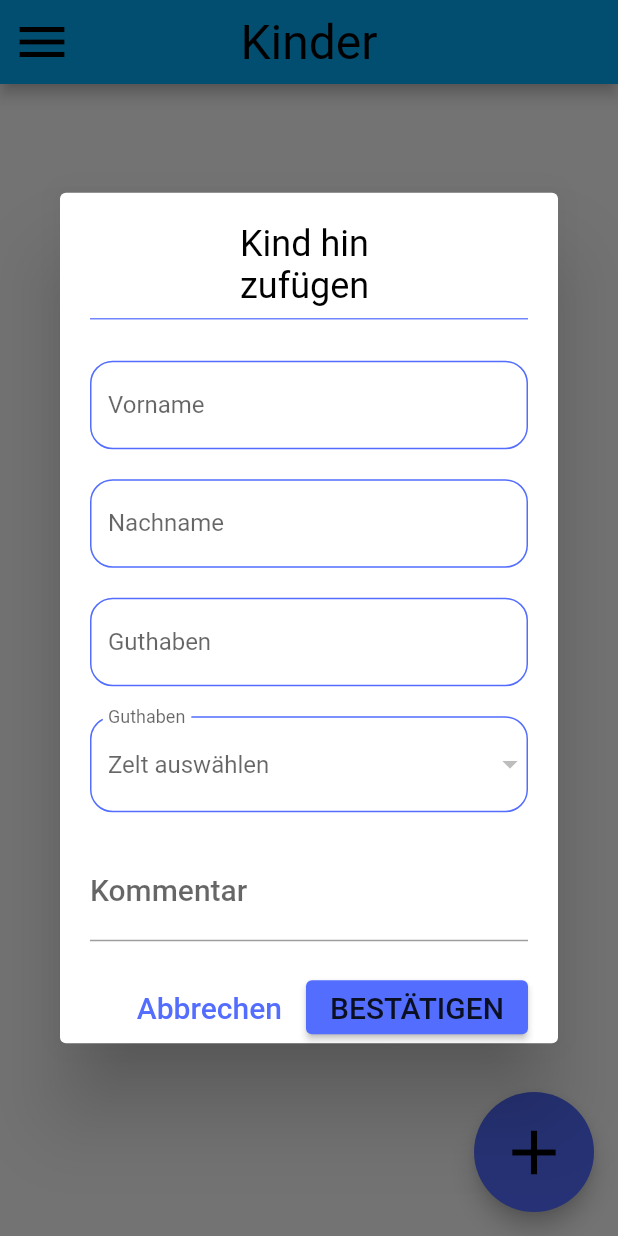
After one commit to Filip-Boron/Kiosk, a Flutter app: the KinderScreen screen opened by its route, after a tap on the "add" icon, on a phone screen of 412 x 824 dp. The commit adds this screen. Run offline on Flutter 3.47's test engine with Material 2 defaults, Android fonts, the phone set to English and light mode, and no system bars; our stand-ins replace equatable, flutter_bloc, fluttertoast.

Commit message:
#2 Kinder Add

```diff
--- a/lib/main.dart
+++ b/lib/main.dart
@@ -1,6 +1,8 @@
 import 'package:flutter/material.dart';
 import 'package:flutter_bloc/flutter_bloc.dart';
 import 'package:kiosk/config/theme.dart';
+import 'package:kiosk/modules/kinder/logic/kinder_cubit.dart';
+import 'package:kiosk/modules/kinder/presentation/kinder_screen.dart';
 import 'package:kiosk/modules/shop/presentation/screens/shop_screen.dart';
 import 'package:kiosk/modules/zelte/logic/zelte_cubit.dart';
 import 'package:kiosk/modules/zelte/presentation/zelte_screen.dart';
@@ -19,7 +21,12 @@ class MyApp extends StatelessWidget {
       providers: [
         BlocProvider<ZelteCubit>(
           create: (context) {
-            return ZelteCubit();
+            return ZelteCubit()..fetchData();
+          },
+        ),
+        BlocProvider<KinderCubit>(
+          create: (context) {
+            return KinderCubit()..fetchData();
           },
         )
       ],
@@ -30,6 +37,7 @@ class MyApp extends StatelessWidget {
           '/': (ctx) => const ShopScreen(),
           ShopScreen.routeName: (ctx) => const ShopScreen(),
           ZelteScreen.routeName: (ctx) => const ZelteScreen(),
+          KinderScreen.routeName: (ctx) => const KinderScreen(),
         },
       ),
     );
--- a/lib/modules/drawer/custom_drawer.dart
+++ b/lib/modules/drawer/custom_drawer.dart
@@ -2,6 +2,7 @@ import 'package:flutter/material.dart';
 import 'package:kiosk/constants/app_constants.dart';
 import 'package:kiosk/modules/drawer/custom_drawer_header.dart';
 import 'package:kiosk/modules/drawer/custom_list_tile.dart';
+import 'package:kiosk/modules/kinder/presentation/kinder_screen.dart';
 import 'package:kiosk/modules/shop/presentation/screens/shop_screen.dart';
 import 'package:kiosk/modules/zelte/presentation/zelte_screen.dart';
 
@@ -46,7 +47,7 @@ class CustomDrawer extends StatelessWidget {
               const CustomListTitle(
                 icon: Icons.account_circle,
                 title: 'Kinder',
-                route: ShopScreen.routeName,
+                route: KinderScreen.routeName,
               ),
               const CustomListTitle(
                 icon: Icons.add_shopping_cart,
--- /dev/null
+++ b/lib/modules/kinder/data/kind.dart
@@ -0,0 +1,42 @@
+import 'dart:convert';
+
+import 'package:kiosk/modules/zelte/data/zelt.dart';
+
+class Kind {
+  Kind({
+    required this.vorname,
+    required this.nachname,
+    this.zelt,
+    this.guthaben,
+    this.kommentar,
+  });
+  String vorname;
+  String nachname;
+  Zelt? zelt;
+  double? guthaben;
+  String? kommentar;
+
+  void setZelt(Zelt zelt) {
+    this.zelt = Zelt(nummer: zelt.nummer, kinderAnzahl: zelt.kinderAnzahl);
+  }
+
+  static Kind fromJson(Map<String, dynamic> json) {
+    return Kind(
+      vorname: json['vorname'] as String,
+      nachname: json['nachname'] as String,
+      zelt: json['zelt'] as Zelt,
+      guthaben: json['guthaben'] as double,
+      kommentar: json['kommentar'] as String,
+    );
+  }
+
+  String toJson() {
+    return jsonEncode({
+      'vorname': vorname,
+      'nachname': nachname,
+      'zelt': zelt,
+      'guthaben': guthaben,
+      'kommentar': kommentar,
+    });
+  }
+}
--- /dev/null
+++ b/lib/modules/kinder/logic/kinder_cubit.dart
@@ -0,0 +1,39 @@
+// ignore_for_file: omit_local_variable_types
+
+import 'package:flutter/material.dart';
+import 'package:flutter_bloc/flutter_bloc.dart';
+import 'package:kiosk/modules/kinder/data/kind.dart';
+import 'package:kiosk/modules/kinder/logic/kinder_state.dart';
+import 'package:kiosk/modules/kinder/presentation/widgets/kinder_dialog.dart';
+
+class KinderCubit extends Cubit<KinderState> {
+  KinderCubit() : super(KinderInitial(kinderList: []));
+
+  Future<bool> fetchData() async {
+    emit(KinderLoading(kinderList: state.kinderList));
+
+    //Fetch Data from Hive
+
+    emit(KinderLoaded(kinderList: state.kinderList));
+    return true;
+  }
+
+  Future addAction(BuildContext context) async {
+    emit(KinderEditing(kinderList: state.kinderList));
+
+    final Kind? kind = await showDialog(
+      context: context,
+      barrierDismissible: false,
+      useSafeArea: true,
+      builder: (_) {
+        return KinderDialog(titel: 'Kind hinzufügen');
+      },
+    );
+
+    if (kind != null) {
+      state.kinderList.add(kind);
+      //TODO: Kinderanzahl beim Zelt hoch zählen.
+    }
+    emit(KinderLoaded(kinderList: state.kinderList));
+  }
+}
--- /dev/null
+++ b/lib/modules/kinder/logic/kinder_state.dart
@@ -0,0 +1,32 @@
+import 'package:equatable/equatable.dart';
+import 'package:kiosk/modules/kinder/data/kind.dart';
+
+abstract class KinderState extends Equatable {
+  KinderState({required this.kinderList});
+
+  List<Kind> kinderList;
+  @override
+  List<Object?> get props => [
+        kinderList,
+      ];
+}
+
+class KinderInitial extends KinderState {
+  KinderInitial({required List<Kind> kinderList})
+      : super(kinderList: kinderList);
+}
+
+class KinderLoading extends KinderState {
+  KinderLoading({required List<Kind> kinderList})
+      : super(kinderList: kinderList);
+}
+
+class KinderLoaded extends KinderState {
+  KinderLoaded({required List<Kind> kinderList})
+      : super(kinderList: kinderList);
+}
+
+class KinderEditing extends KinderState {
+  KinderEditing({required List<Kind> kinderList})
+      : super(kinderList: kinderList);
+}
--- /dev/null
+++ b/lib/modules/kinder/presentation/kinder_screen.dart
@@ -0,0 +1,43 @@
+import 'package:flutter/material.dart';
+import 'package:flutter_bloc/flutter_bloc.dart';
+import 'package:kiosk/constants/app_constants.dart';
+import 'package:kiosk/modules/app/widgets/custom_floating_button.dart';
+import 'package:kiosk/modules/drawer/custom_drawer.dart';
+import 'package:kiosk/modules/kinder/logic/kinder_cubit.dart';
+import 'package:kiosk/modules/kinder/logic/kinder_state.dart';
+
+class KinderScreen extends StatelessWidget {
+  const KinderScreen({Key? key}) : super(key: key);
+
+  static const routeName = '/kinderScreen';
+
+  @override
+  Widget build(BuildContext context) {
+    return Scaffold(
+      appBar: AppBar(
+        title: const Text('Kinder'),
+      ),
+      drawer: const CustomDrawer(),
+      floatingActionButton: CustomFloatingButton(
+        icon: Icons.add,
+        pressAction: context.read<KinderCubit>().addAction,
+      ),
+      body: BlocBuilder<KinderCubit, KinderState>(
+        builder: (context, state) {
+          if (state is KinderLoaded || state is KinderEditing) {
+            return Container();
+          } else if (state is KinderLoading) {
+            return const Padding(
+              padding: EdgeInsets.all(paddingStandard),
+              child: CircularProgressIndicator(),
+            );
+          } else {
+            return const Center(
+              child: Text('etwas ist schief gelaufen..'),
+            );
+          }
+        },
+      ),
+    );
+  }
+}
--- /dev/null
+++ b/lib/modules/kinder/presentation/widgets/kinder_dialog.dart
@@ -0,0 +1,93 @@
+import 'package:flutter/material.dart';
+import 'package:fluttertoast/fluttertoast.dart';
+import 'package:kiosk/constants/app_constants.dart';
+import 'package:kiosk/modules/kinder/data/kind.dart';
+import 'package:kiosk/modules/kinder/presentation/widgets/kinder_form_dialog.dart';
+
+class KinderDialog extends StatelessWidget {
+  KinderDialog({Key? key, required this.titel, this.kind}) : super(key: key) {
+    kind ??= Kind(vorname: '', nachname: '');
+  }
+
+  final String titel;
+  Kind? kind;
+
+  @override
+  Widget build(BuildContext context) {
+    return AlertDialog(
+      titlePadding: const EdgeInsets.only(
+        left: paddingStandard * 6,
+        top: paddingStandard,
+        right: paddingStandard * 6,
+      ),
+      contentPadding: const EdgeInsets.symmetric(horizontal: paddingStandard),
+      actionsPadding:
+          const EdgeInsets.only(top: paddingStandard, right: paddingStandard),
+      title: Text(
+        titel,
+        style: Theme.of(context).textTheme.headline5,
+      ),
+      content: Column(
+        mainAxisSize: MainAxisSize.min,
+        crossAxisAlignment: CrossAxisAlignment.start,
+        children: [
+          Divider(
+            color: Theme.of(context).colorScheme.secondary.withOpacity(0.83),
+            thickness: 1,
+          ),
+          const SizedBox(
+            height: marginStandard,
+          ),
+          KinderFormDialog(
+            kind: kind ??= Kind(vorname: '', nachname: ''),
+          ),
+        ],
+      ),
+      actions: [
+        TextButton(
+          child: Text(
+            'Abbrechen',
+            style: Theme.of(context)
+                .textTheme
+                .headline6!
+                .copyWith(color: Theme.of(context).colorScheme.secondary),
+          ),
+          onPressed: () => Navigator.pop(context, null),
+        ),
+        ElevatedButton(
+          style: ButtonStyle(
+            backgroundColor: MaterialStateProperty.all<Color>(
+              Theme.of(context).colorScheme.secondary,
+            ),
+          ),
+          onPressed: () {
+            if (kind == null) {
+              Fluttertoast.showToast(
+                  msg: 'Fehler bei der Erstellung.',
+                  toastLength: Toast.LENGTH_LONG);
+              return;
+            } else if (kind!.vorname.isEmpty || kind!.nachname.isEmpty) {
+              Fluttertoast.showToast(
+                  msg: 'Vorname und Nachname müssen ausgefüllt sein.',
+                  toastLength: Toast.LENGTH_LONG);
+              return;
+            }
+            if (kind!.guthaben != null) {
+              if (kind!.guthaben == -1) {
+                Fluttertoast.showToast(
+                    msg: 'Ungültiges Guthaben.',
+                    toastLength: Toast.LENGTH_LONG);
+                return;
+              }
+            }
+            Navigator.pop(context, kind);
+          },
+          child: Text(
+            'BESTÄTIGEN',
+            style: Theme.of(context).textTheme.headline6,
+          ),
+        ),
+      ],
+    );
+  }
+}
--- /dev/null
+++ b/lib/modules/kinder/presentation/widgets/kinder_form_dialog.dart
@@ -0,0 +1,188 @@
+import 'package:flutter/material.dart';
+import 'package:flutter_bloc/flutter_bloc.dart';
+import 'package:fluttertoast/fluttertoast.dart';
+import 'package:kiosk/constants/app_constants.dart';
+import 'package:kiosk/modules/kinder/data/kind.dart';
+import 'package:kiosk/modules/zelte/data/zelt.dart';
+import 'package:kiosk/modules/zelte/logic/zelte_cubit.dart';
+
+class KinderFormDialog extends StatelessWidget {
+  KinderFormDialog({Key? key, required this.kind}) : super(key: key);
+
+  Kind kind;
+  bool guthabenIsValid = true;
+
+  final TextEditingController _vornameController = TextEditingController();
+  final TextEditingController _nachnameController = TextEditingController();
+  final TextEditingController _guthabenController = TextEditingController();
+  final TextEditingController _zeltController = TextEditingController();
+  final TextEditingController _kommentarController = TextEditingController();
+
+  @override
+  Widget build(BuildContext context) {
+    return Form(
+      child: Column(
+        mainAxisAlignment: MainAxisAlignment.spaceEvenly,
+        children: [
+          TextFormField(
+            decoration: InputDecoration(
+              labelText: 'Vorname',
+              enabledBorder: OutlineInputBorder(
+                borderRadius: const BorderRadius.all(Radius.circular(15)),
+                borderSide:
+                    BorderSide(color: Theme.of(context).colorScheme.secondary),
+              ),
+              focusedBorder: UnderlineInputBorder(
+                borderSide: BorderSide(
+                  color: Theme.of(context).colorScheme.secondary,
+                ),
+              ),
+            ),
+            cursorColor: Theme.of(context).colorScheme.secondary,
+            controller: _vornameController,
+            onChanged: (input) {
+              kind.vorname = input;
+            },
+            validator: (input) {
+              if (input == null || input.isEmpty) {
+                Fluttertoast.showToast(
+                  msg: 'Der Vorname darf nicht leer sein.',
+                );
+              } else if (input.contains(RegExp(r'^[0-9_\-=@,\.;]+$'))) {
+                Fluttertoast.showToast(
+                  msg: 'Der Nachname keine Sonderzeichen enthalten.',
+                );
+              }
+            },
+          ),
+          const SizedBox(
+            height: marginStandard,
+          ),
+          TextFormField(
+            decoration: InputDecoration(
+              labelText: 'Nachname',
+              enabledBorder: OutlineInputBorder(
+                borderRadius: const BorderRadius.all(Radius.circular(15)),
+                borderSide:
+                    BorderSide(color: Theme.of(context).colorScheme.secondary),
+              ),
+              focusedBorder: UnderlineInputBorder(
+                borderSide: BorderSide(
+                  color: Theme.of(context).colorScheme.secondary,
+                ),
+              ),
+            ),
+            cursorColor: Theme.of(context).colorScheme.secondary,
+            controller: _nachnameController,
+            onChanged: (input) {
+              kind.nachname = input;
+            },
+            validator: (input) {
+              if (input == null || input.isEmpty) {
+                Fluttertoast.showToast(
+                  msg: 'Der Nachname darf nicht leer sein.',
+                );
+              } else if (input.contains(RegExp(r'^[0-9_\-=@,\.;]+$'))) {
+                return 'Der Nachname darf keine Sonderzeichen enthalten.';
+              }
+              return null;
+            },
+          ),
+          const SizedBox(
+            height: marginStandard,
+          ),
+          TextFormField(
+            decoration: InputDecoration(
+              labelText: 'Guthaben',
+              enabledBorder: OutlineInputBorder(
+                borderRadius: const BorderRadius.all(Radius.circular(15)),
+                borderSide:
+                    BorderSide(color: Theme.of(context).colorScheme.secondary),
+              ),
+              focusedBorder: UnderlineInputBorder(
+                borderSide: BorderSide(
+                  color: Theme.of(context).colorScheme.secondary,
+                ),
+              ),
+            ),
+            cursorColor: Theme.of(context).colorScheme.secondary,
+            onChanged: (input) {
+              if (input.isEmpty) {
+                kind.guthaben = null;
+              } else if (double.tryParse(input) == null) {
+                Fluttertoast.showToast(
+                  msg: 'Das Guthaben darf nur aus Zahlen bestehen.',
+                  toastLength: Toast.LENGTH_SHORT,
+                );
+                kind.guthaben = -1;
+                return;
+              }
+              kind.guthaben = double.parse(input);
+            },
+            keyboardType: TextInputType.number,
+          ),
+          const SizedBox(
+            height: marginStandard,
+          ),
+          DropdownButtonFormField(
+            decoration: InputDecoration(
+              labelText: 'Guthaben',
+              enabledBorder: OutlineInputBorder(
+                borderRadius: const BorderRadius.all(Radius.circular(15)),
+                borderSide:
+                    BorderSide(color: Theme.of(context).colorScheme.secondary),
+              ),
+              focusedBorder: UnderlineInputBorder(
+                borderSide: BorderSide(
+                  color: Theme.of(context).colorScheme.secondary,
+                ),
+              ),
+            ),
+            hint: const Text('Zelt auswählen'),
+            items: context
+                .read<ZelteCubit>()
+                .state
+                .zelteList
+                .map<DropdownMenuItem<Zelt>>((Zelt zelt) {
+              return DropdownMenuItem(
+                value: zelt,
+                child: Text(zelt.bezeichnung),
+              );
+            }).toList(),
+            onChanged: (Zelt? newValue) {
+              if (newValue == null) {
+                return;
+              }
+              kind.zelt = newValue;
+            },
+          ),
+          const SizedBox(
+            height: marginStandard,
+          ),
+          Container(
+            width: 400,
+            child: TextField(
+              decoration: InputDecoration(
+                labelText: 'Kommentar',
+                focusedBorder: UnderlineInputBorder(
+                  borderSide: BorderSide(
+                    color: Theme.of(context).colorScheme.secondary,
+                    width: 2,
+                  ),
+                ),
+              ),
+              cursorColor: Theme.of(context).colorScheme.secondary,
+              minLines: 1,
+              maxLines: null,
+              style: Theme.of(context).textTheme.headline6,
+              keyboardType: TextInputType.text,
+              onChanged: (String input) {
+                kind.kommentar = input;
+              },
+            ),
+          ),
+        ],
+      ),
+    );
+  }
+}
--- a/lib/modules/zelte/logic/zelte_cubit.dart
+++ b/lib/modules/zelte/logic/zelte_cubit.dart
@@ -9,12 +9,25 @@ import 'package:kiosk/modules/zelte/presentation/widgets/zelt_dialog.dart';
 class ZelteCubit extends Cubit<ZelteState> {
   ZelteCubit() : super(ZelteInitial(zelteList: []));
 
+  Future<bool> fetchData() async {
+    emit(
+      ZelteLoading(zelteList: state.zelteList),
+    );
+
+    //Fetch Data from Hive
+
+    emit(
+      ZelteLoaded(zelteList: state.zelteList),
+    );
+    return true;
+  }
+
   Future addAction(BuildContext context) async {
     emit(
       ZelteEditing(zelteList: state.zelteList),
     );
 
-    Zelt? zelt = await showDialog<Zelt>(
+    final Zelt? zelt = await showDialog<Zelt>(
       context: context,
       barrierDismissible: false,
       builder: (_) {
@@ -38,9 +51,9 @@ class ZelteCubit extends Cubit<ZelteState> {
       ZelteEditing(zelteList: state.zelteList),
     );
 
-    Zelt editZelt = Zelt.copy(state.zelteList[index]);
+    final Zelt editZelt = Zelt.copy(state.zelteList[index]);
 
-    Zelt? zelt = await showDialog<Zelt>(
+    final Zelt? zelt = await showDialog<Zelt>(
       context: context,
       barrierDismissible: false,
       builder: (_) {
--- a/lib/modules/zelte/presentation/widgets/zelt_dialog.dart
+++ b/lib/modules/zelte/presentation/widgets/zelt_dialog.dart
@@ -14,7 +14,7 @@ class ZeltDialog extends StatelessWidget {
   Zelt zelt;
   final String titel;
   int? zeltnummer;
-  TextEditingController _controller = TextEditingController();
+  final TextEditingController _controller = TextEditingController();
   @override
   Widget build(BuildContext context) {
     return AlertDialog(
@@ -35,7 +35,7 @@ class ZeltDialog extends StatelessWidget {
         crossAxisAlignment: CrossAxisAlignment.start,
         children: [
           Divider(
-            color: Colors.grey.withOpacity(0.83),
+            color: Theme.of(context).colorScheme.secondary.withOpacity(0.83),
             thickness: 1,
           ),
           const SizedBox(
```
